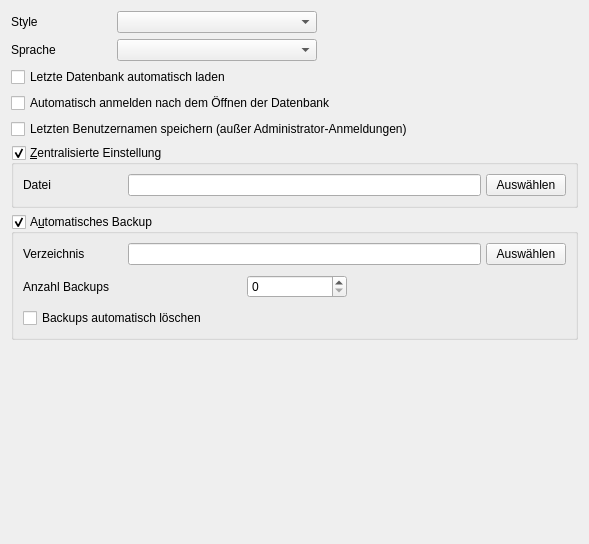
This is ui/qmgeneralsettingswidget.ui in Christian-Kr/QualificationMatrix as Qt 5 draws it before an edit. The edited form follows.
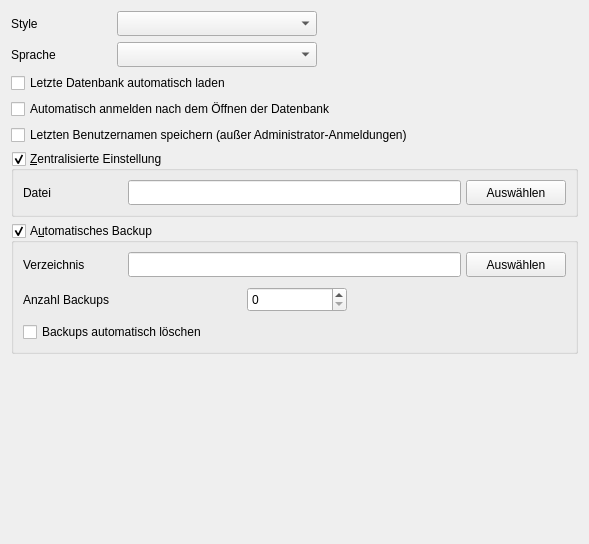
This is the edited form.

Patch:
```diff
--- a/ui/qmgeneralsettingswidget.ui
+++ b/ui/qmgeneralsettingswidget.ui
@@ -40,7 +40,7 @@
        <property name="minimumSize">
         <size>
          <width>200</width>
-         <height>0</height>
+         <height>25</height>
         </size>
        </property>
       </widget>
@@ -86,7 +86,7 @@
        <property name="minimumSize">
         <size>
          <width>200</width>
-         <height>0</height>
+         <height>25</height>
         </size>
        </property>
       </widget>
@@ -164,10 +164,23 @@
          </widget>
         </item>
         <item>
-         <widget class="QLineEdit" name="leCentralizedSettingsFile"/>
+         <widget class="QLineEdit" name="leCentralizedSettingsFile">
+          <property name="minimumSize">
+           <size>
+            <width>0</width>
+            <height>25</height>
+           </size>
+          </property>
+         </widget>
         </item>
         <item>
          <widget class="QPushButton" name="pbChooseCentralizedSettingsFile">
+          <property name="minimumSize">
+           <size>
+            <width>100</width>
+            <height>25</height>
+           </size>
+          </property>
           <property name="text">
            <string>Auswählen</string>
           </property>
@@ -229,10 +242,23 @@
          </widget>
         </item>
         <item>
-         <widget class="QLineEdit" name="leBackupPath"/>
+         <widget class="QLineEdit" name="leBackupPath">
+          <property name="minimumSize">
+           <size>
+            <width>0</width>
+            <height>25</height>
+           </size>
+          </property>
+         </widget>
         </item>
         <item>
          <widget class="QPushButton" name="pbChoosePath">
+          <property name="minimumSize">
+           <size>
+            <width>100</width>
+            <height>25</height>
+           </size>
+          </property>
           <property name="text">
            <string>Auswählen</string>
           </property>
@@ -269,7 +295,7 @@
           <property name="minimumSize">
            <size>
             <width>100</width>
-            <height>0</height>
+            <height>25</height>
            </size>
           </property>
          </widget>
```
